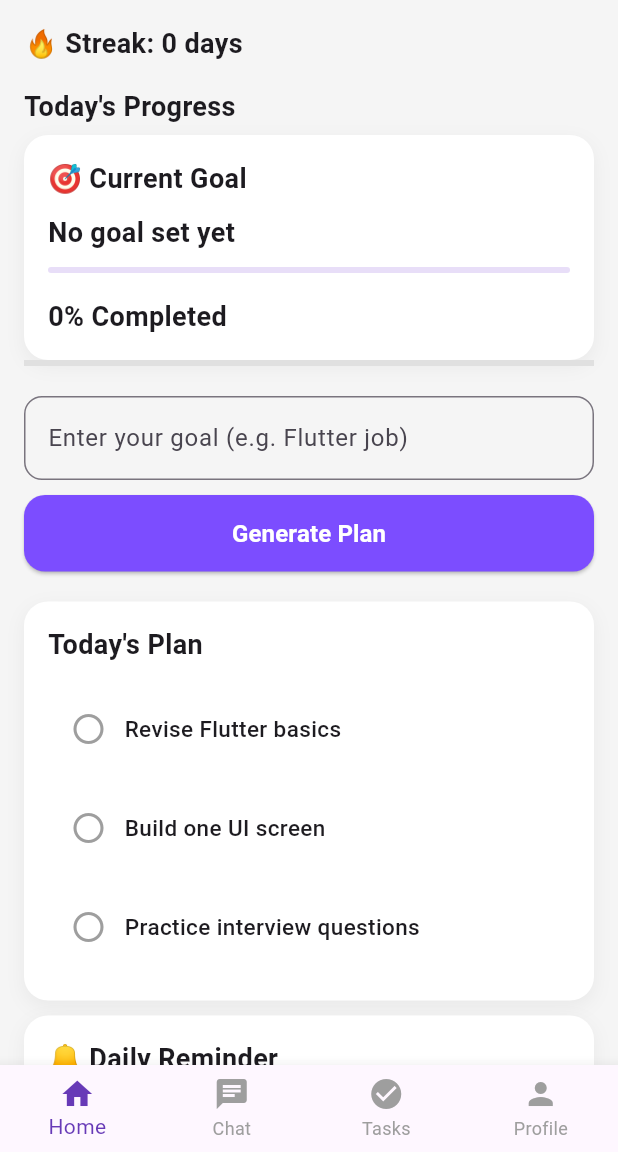
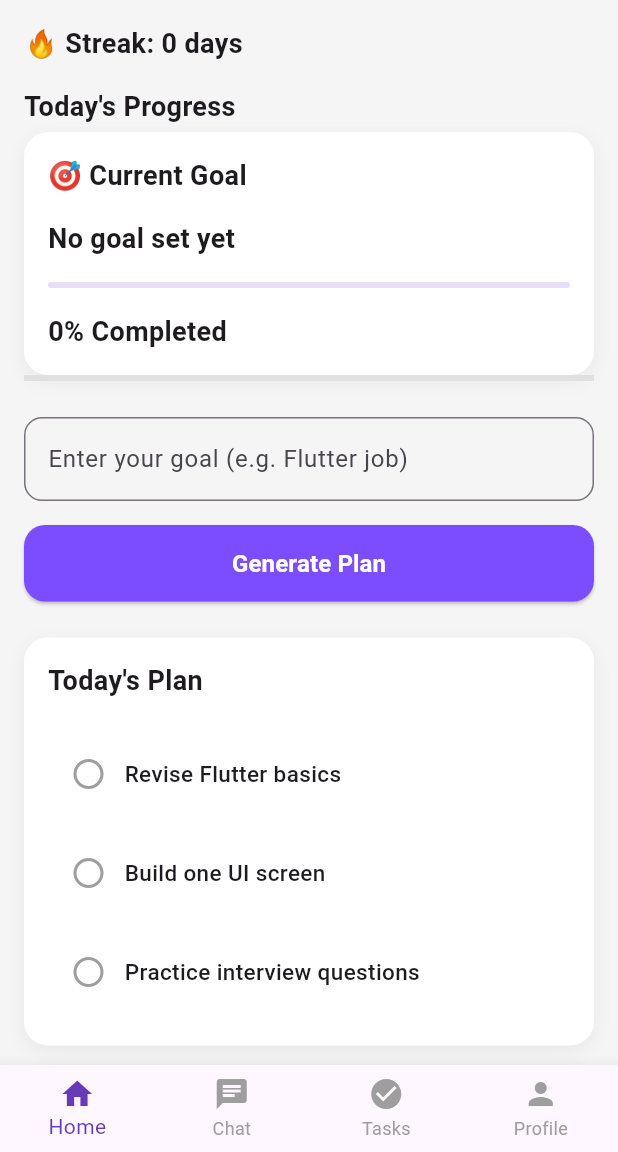
Before and after one commit to Krupa10/levelup-ai-app, a Flutter app: the screen it shows after launch, on a phone screen of 412 x 824 dp, the part 84-1236 px from its top. Run offline on Flutter 3.47's test engine with Material 3 defaults, Android fonts, the phone set to English and light mode, and no system bars; our stand-ins replace flutter_local_notifications, shared_preferences, timezone.

Commit message:
Improved UI consistency using reusable spacing, task tiles, and empty state components

```diff
--- a/lib/features/dashboard/presentation/home_screen.dart
+++ b/lib/features/dashboard/presentation/home_screen.dart
@@ -6,6 +6,7 @@ import '../../../core/widgets/modern_card.dart';
 import '../../../core/widgets/custom_button.dart';
 import '../../../core/widgets/section_title.dart';
 import '../../../core/widgets/task_tile.dart';
+import '../../../core/theme/app_spacing.dart';
 
 class HomeScreen extends StatefulWidget {
   final Function(int) onStreakUpdated;
@@ -194,47 +195,41 @@ class _HomeScreenState extends State<HomeScreen> {
       ),
       body: SingleChildScrollView(
         child: Padding(
-          padding: const EdgeInsets.all(16),
+          padding: const EdgeInsets.all(AppSpacing.md),
           child: Column(
             crossAxisAlignment: CrossAxisAlignment.start,
             children: [
               // streak
-              SectionTitle(
-                title: "🔥 Streak: $streak days",
-              ),
+              SectionTitle(title: "🔥 Streak: $streak days"),
               if (streak > 0)
-                SectionTitle(
-                  title:"Keep going! You're consistent 🚀",
-                ),
-              const SizedBox(height: 16),
+                SectionTitle(title: "Keep going! You're consistent 🚀"),
+              const SizedBox(height: AppSpacing.md),
 
               // progress
-              SectionTitle(
-                title: "Today's Progress",
-              ),
-              const SizedBox(height: 6),
+              SectionTitle(title: "Today's Progress"),
+              const SizedBox(height: AppSpacing.xs),
 
               //calculated progress
               ModernCard(
                 child: Column(
                   crossAxisAlignment: CrossAxisAlignment.start,
                   children: [
-                  const SectionTitle(
-                    title:  "🎯 Current Goal",
-                  ),
-                  SizedBox(height: 10),
+                    const SectionTitle(title: "🎯 Current Goal"),
+                    SizedBox(height: AppSpacing.md),
 
                     SectionTitle(
-                    title:  currentGoal.isEmpty ? "No goal set yet" : currentGoal,
+                      title: currentGoal.isEmpty
+                          ? "No goal set yet"
+                          : currentGoal,
                     ),
-                  SizedBox(height: 10),
+                    SizedBox(height: AppSpacing.md),
 
                     LinearProgressIndicator(
                       value: goalProgress,
                       borderRadius: BorderRadius.circular(10),
                     ),
 
-                  SizedBox(height: 16),
+                    SizedBox(height: AppSpacing.md),
                     SectionTitle(
                       title: "${(goalProgress * 100).toInt()}% Completed",
                     ),
@@ -249,7 +244,7 @@ class _HomeScreenState extends State<HomeScreen> {
                   Theme.of(context).colorScheme.primary,
                 ),
               ),
-              const SizedBox(height: 20),
+              const SizedBox(height: AppSpacing.lg),
 
               // goal input
               TextField(
@@ -261,7 +256,7 @@ class _HomeScreenState extends State<HomeScreen> {
                   ),
                 ),
               ),
-              const SizedBox(height: 10),
+              const SizedBox(height: AppSpacing.md),
 
               // generate plan
               SizedBox(
@@ -286,17 +281,15 @@ class _HomeScreenState extends State<HomeScreen> {
                   },
                 ),
               ),
-              const SizedBox(height: 20),
+              const SizedBox(height: AppSpacing.lg),
 
               // plan list
               ModernCard(
                 child: Column(
                   crossAxisAlignment: CrossAxisAlignment.start,
                   children: [
-                    const SectionTitle(
-                      title: "Today's Plan",
-                    ),
-                    const SizedBox(height: 10),
+                    const SectionTitle(title: "Today's Plan"),
+                    const SizedBox(height: AppSpacing.md),
 
                     ListView(
                       shrinkWrap: true,
@@ -309,21 +302,16 @@ class _HomeScreenState extends State<HomeScreen> {
 
                           onTap: () {
                             setState(() {
-
                               // toggle task
-                              item["done"] =
-                              !item["done"];
+                              item["done"] = !item["done"];
 
                               // check if all tasks completed
-                              bool allDoneNow =
-                              todayPlan.every(
+                              bool allDoneNow = todayPlan.every(
                                 (t) => t["done"],
                               );
 
                               // streak update
-                              if (allDoneNow &&
-                                  !todayCompleted) {
-
+                              if (allDoneNow && !todayCompleted) {
                                 streak++;
 
                                 todayCompleted = true;
@@ -332,23 +320,18 @@ class _HomeScreenState extends State<HomeScreen> {
 
                                 saveHistory();
 
-                                widget.onStreakUpdated(
-                                  streak,
-                                );
+                                widget.onStreakUpdated(streak);
                               }
 
                               // save updated task state
                               savePlan();
 
                               // update goal progress
-                              goalProgress =
-                                  calculateGoalProgress();
+                              goalProgress = calculateGoalProgress();
                             });
 
                             // update task screen
-                            widget.onTasksUpdated(
-                              todayPlan,
-                            );
+                            widget.onTasksUpdated(todayPlan);
                           },
                         );
                       }).toList(),
@@ -358,22 +341,18 @@ class _HomeScreenState extends State<HomeScreen> {
               ),
 
               //reminder UI card
-              const SizedBox(height: 10),
+              const SizedBox(height: AppSpacing.md),
               ModernCard(
                 child: Column(
                   crossAxisAlignment: CrossAxisAlignment.start,
                   children: [
-                    const SectionTitle(
-                      title:  "🔔 Daily Reminder",
-                    ),
+                    const SectionTitle(title: "🔔 Daily Reminder"),
 
-                    const SizedBox(height: 10),
+                    const SizedBox(height: AppSpacing.md),
 
-                    SectionTitle(
-                      title:  "Reminder Time: $reminderText",
-                    ),
+                    SectionTitle(title: "Reminder Time: $reminderText"),
 
-                    const SizedBox(height: 12),
+                    const SizedBox(height: AppSpacing.md),
 
                     CustomButton(
                       text: "Change Reminder Time",
```
Also changed, not shown: lib/core/widgets/empty_state.dart (added, +24 -0 lines), lib/features/dashboard/presentation/tasks_screen.dart (+18 -76 lines). Lines whose indentation alone changed are shown as unchanged.
